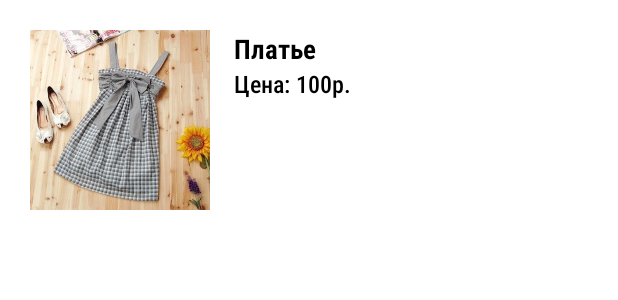
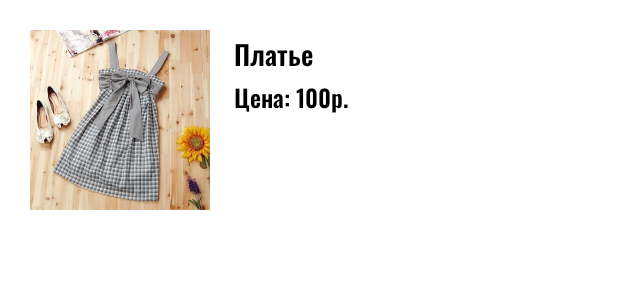
Before and after one commit to Zolomed/ClothingStore, an Android app: the layout item_in_list.xml on its own in the app's theme, with its tools: preview values and no code run, on a phone screen of 412 x 824 dp. Shown: the top 300 px of the screen. Run offline under Robolectric (Android 15) with nearby library versions, the phone set to English and light mode, and no system bars.

Commit message:
Добавил больше шрифтов

```diff
--- a/app/src/main/res/layout/item_in_list.xml
+++ b/app/src/main/res/layout/item_in_list.xml
@@ -25,7 +25,7 @@
         <TextView
             android:layout_width="wrap_content"
             android:layout_height="wrap_content"
-            android:fontFamily="sans-serif-condensed-medium"
+            android:fontFamily="@font/oswald_semi_bold"
             android:text="@string/product_name_primer"
             android:textSize="18sp"
             android:textStyle="bold"/>
@@ -33,7 +33,7 @@
         <TextView
             android:layout_width="wrap_content"
             android:layout_height="wrap_content"
-            android:fontFamily="sans-serif-condensed-medium"
+            android:fontFamily="@font/oswald_semi_bold"
             android:text="@string/price_primer"
             android:textSize="16sp"/>
     </LinearLayout>
```
Also changed, not shown: app/src/main/res/font/oswald_semi_bold.ttf (added).
